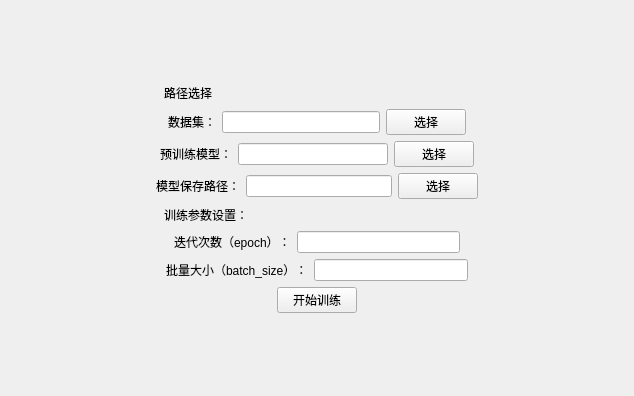
First picture: the form in ui/layout/UI_TrainPage.ui, repository Zdh-501/OCRQt, before the edit.
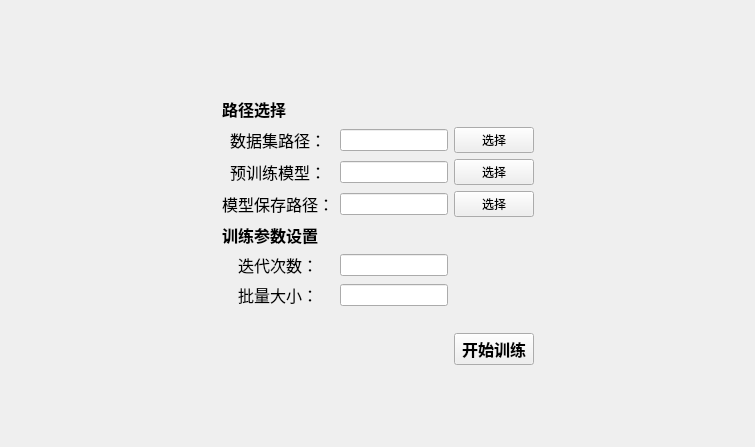
Second picture: the form after the edit.

```diff
--- a/ui/layout/UI_TrainPage.ui
+++ b/ui/layout/UI_TrainPage.ui
@@ -6,15 +6,55 @@
    <rect>
     <x>0</x>
     <y>0</y>
-    <width>634</width>
-    <height>396</height>
+    <width>755</width>
+    <height>447</height>
    </rect>
   </property>
   <property name="windowTitle">
    <string>Form</string>
   </property>
-  <layout class="QVBoxLayout" name="verticalLayout">
-   <item>
+  <layout class="QGridLayout" name="gridLayout_2">
+   <item row="3" column="2">
+    <widget class="QPushButton" name="pushButton_4">
+     <property name="font">
+      <font>
+       <pointsize>12</pointsize>
+       <weight>75</weight>
+       <bold>true</bold>
+      </font>
+     </property>
+     <property name="text">
+      <string>开始训练</string>
+     </property>
+    </widget>
+   </item>
+   <item row="0" column="3">
+    <spacer name="horizontalSpacer_2">
+     <property name="orientation">
+      <enum>Qt::Horizontal</enum>
+     </property>
+     <property name="sizeHint" stdset="0">
+      <size>
+       <width>40</width>
+       <height>20</height>
+      </size>
+     </property>
+    </spacer>
+   </item>
+   <item row="2" column="2">
+    <spacer name="verticalSpacer_3">
+     <property name="orientation">
+      <enum>Qt::Vertical</enum>
+     </property>
+     <property name="sizeHint" stdset="0">
+      <size>
+       <width>20</width>
+       <height>40</height>
+      </size>
+     </property>
+    </spacer>
+   </item>
+   <item row="5" column="2">
     <spacer name="verticalSpacer">
      <property name="orientation">
       <enum>Qt::Vertical</enum>
@@ -22,356 +62,199 @@
      <property name="sizeHint" stdset="0">
       <size>
        <width>20</width>
-       <height>40</height>
+       <height>92</height>
       </size>
      </property>
     </spacer>
    </item>
-   <item>
-    <layout class="QHBoxLayout" name="horizontalLayout_6" stretch="1,1,2">
-     <item>
-      <spacer name="horizontalSpacer">
-       <property name="orientation">
-        <enum>Qt::Horizontal</enum>
-       </property>
-       <property name="sizeHint" stdset="0">
-        <size>
-         <width>40</width>
-         <height>20</height>
-        </size>
-       </property>
-      </spacer>
-     </item>
-     <item>
+   <item row="0" column="2">
+    <spacer name="verticalSpacer_2">
+     <property name="orientation">
+      <enum>Qt::Vertical</enum>
+     </property>
+     <property name="sizeHint" stdset="0">
+      <size>
+       <width>20</width>
+       <height>107</height>
+      </size>
+     </property>
+    </spacer>
+   </item>
+   <item row="0" column="0">
+    <spacer name="horizontalSpacer">
+     <property name="orientation">
+      <enum>Qt::Horizontal</enum>
+     </property>
+     <property name="sizeHint" stdset="0">
+      <size>
+       <width>40</width>
+       <height>20</height>
+      </size>
+     </property>
+    </spacer>
+   </item>
+   <item row="3" column="1">
+    <spacer name="horizontalSpacer_3">
+     <property name="orientation">
+      <enum>Qt::Horizontal</enum>
+     </property>
+     <property name="sizeHint" stdset="0">
+      <size>
+       <width>40</width>
+       <height>20</height>
+      </size>
+     </property>
+    </spacer>
+   </item>
+   <item row="1" column="1" colspan="2">
+    <layout class="QGridLayout" name="gridLayout">
+     <item row="0" column="0">
       <widget class="QLabel" name="label_4">
+       <property name="font">
+        <font>
+         <pointsize>12</pointsize>
+         <weight>75</weight>
+         <bold>true</bold>
+        </font>
+       </property>
        <property name="text">
         <string>路径选择</string>
        </property>
       </widget>
      </item>
-     <item>
-      <spacer name="horizontalSpacer_2">
-       <property name="orientation">
-        <enum>Qt::Horizontal</enum>
+     <item row="6" column="0" colspan="2">
+      <widget class="QLabel" name="label_7">
+       <property name="font">
+        <font>
+         <pointsize>12</pointsize>
+        </font>
        </property>
-       <property name="sizeHint" stdset="0">
-        <size>
-         <width>40</width>
-         <height>20</height>
-        </size>
+       <property name="text">
+        <string>批量大小：</string>
        </property>
-      </spacer>
-     </item>
-    </layout>
-   </item>
-   <item>
-    <layout class="QHBoxLayout" name="horizontalLayout" stretch="0,0,0,0,0">
-     <item>
-      <spacer name="horizontalSpacer_7">
-       <property name="orientation">
-        <enum>Qt::Horizontal</enum>
+       <property name="alignment">
+        <set>Qt::AlignCenter</set>
        </property>
-       <property name="sizeHint" stdset="0">
-        <size>
-         <width>40</width>
-         <height>20</height>
-        </size>
-       </property>
-      </spacer>
+      </widget>
      </item>
-     <item>
-      <widget class="QLabel" name="label">
+     <item row="3" column="3">
+      <widget class="QPushButton" name="pushButton_3">
        <property name="text">
-        <string>数据集：</string>
+        <string>选择</string>
        </property>
       </widget>
      </item>
-     <item>
-      <widget class="QLineEdit" name="lineEdit"/>
-     </item>
-     <item>
-      <widget class="QPushButton" name="pushButton">
+     <item row="2" column="3">
+      <widget class="QPushButton" name="pushButton_2">
        <property name="text">
         <string>选择</string>
        </property>
       </widget>
      </item>
-     <item>
-      <spacer name="horizontalSpacer_8">
-       <property name="orientation">
-        <enum>Qt::Horizontal</enum>
-       </property>
-       <property name="sizeHint" stdset="0">
-        <size>
-         <width>40</width>
-         <height>20</height>
-        </size>
-       </property>
-      </spacer>
+     <item row="2" column="2">
+      <widget class="QLineEdit" name="lineEdit_2"/>
      </item>
-    </layout>
-   </item>
-   <item>
-    <layout class="QHBoxLayout" name="horizontalLayout_2">
-     <item>
-      <spacer name="horizontalSpacer_9">
-       <property name="orientation">
-        <enum>Qt::Horizontal</enum>
-       </property>
-       <property name="sizeHint" stdset="0">
-        <size>
-         <width>40</width>
-         <height>20</height>
-        </size>
-       </property>
-      </spacer>
+     <item row="1" column="2">
+      <widget class="QLineEdit" name="lineEdit_1"/>
      </item>
-     <item>
+     <item row="2" column="0" colspan="2">
       <widget class="QLabel" name="label_2">
+       <property name="font">
+        <font>
+         <pointsize>12</pointsize>
+         <weight>50</weight>
+         <bold>false</bold>
+        </font>
+       </property>
        <property name="text">
         <string>预训练模型：</string>
        </property>
+       <property name="alignment">
+        <set>Qt::AlignCenter</set>
+       </property>
       </widget>
      </item>
-     <item>
-      <widget class="QLineEdit" name="lineEdit_2"/>
-     </item>
-     <item>
-      <widget class="QPushButton" name="pushButton_2">
+     <item row="1" column="3">
+      <widget class="QPushButton" name="pushButton_1">
        <property name="text">
         <string>选择</string>
        </property>
       </widget>
      </item>
-     <item>
-      <spacer name="horizontalSpacer_10">
-       <property name="orientation">
-        <enum>Qt::Horizontal</enum>
-       </property>
-       <property name="sizeHint" stdset="0">
-        <size>
-         <width>40</width>
-         <height>20</height>
-        </size>
-       </property>
-      </spacer>
-     </item>
-    </layout>
-   </item>
-   <item>
-    <layout class="QHBoxLayout" name="horizontalLayout_3">
-     <item>
-      <spacer name="horizontalSpacer_11">
-       <property name="orientation">
-        <enum>Qt::Horizontal</enum>
-       </property>
-       <property name="sizeHint" stdset="0">
-        <size>
-         <width>40</width>
-         <height>20</height>
-        </size>
-       </property>
-      </spacer>
-     </item>
-     <item>
-      <widget class="QLabel" name="label_3">
-       <property name="text">
-        <string>模型保存路径：</string>
-       </property>
-      </widget>
-     </item>
-     <item>
+     <item row="3" column="2">
       <widget class="QLineEdit" name="lineEdit_3"/>
      </item>
-     <item>
-      <widget class="QPushButton" name="pushButton_3">
-       <property name="text">
-        <string>选择</string>
-       </property>
-      </widget>
-     </item>
-     <item>
-      <spacer name="horizontalSpacer_12">
-       <property name="orientation">
-        <enum>Qt::Horizontal</enum>
-       </property>
-       <property name="sizeHint" stdset="0">
-        <size>
-         <width>40</width>
-         <height>20</height>
-        </size>
-       </property>
-      </spacer>
-     </item>
-    </layout>
-   </item>
-   <item>
-    <layout class="QHBoxLayout" name="horizontalLayout_7" stretch="1,1,2">
-     <item>
-      <spacer name="horizontalSpacer_4">
-       <property name="orientation">
-        <enum>Qt::Horizontal</enum>
-       </property>
-       <property name="sizeHint" stdset="0">
-        <size>
-         <width>40</width>
-         <height>20</height>
-        </size>
-       </property>
-      </spacer>
-     </item>
-     <item>
+     <item row="4" column="0">
       <widget class="QLabel" name="label_5">
+       <property name="font">
+        <font>
+         <pointsize>12</pointsize>
+         <weight>75</weight>
+         <bold>true</bold>
+        </font>
+       </property>
        <property name="text">
-        <string>训练参数设置：</string>
+        <string>训练参数设置</string>
        </property>
       </widget>
      </item>
-     <item>
-      <spacer name="horizontalSpacer_3">
-       <property name="orientation">
-        <enum>Qt::Horizontal</enum>
-       </property>
-       <property name="sizeHint" stdset="0">
-        <size>
-         <width>40</width>
-         <height>20</height>
-        </size>
-       </property>
-      </spacer>
+     <item row="6" column="2">
+      <widget class="QLineEdit" name="lineEdit_5"/>
      </item>
-    </layout>
-   </item>
-   <item>
-    <layout class="QHBoxLayout" name="horizontalLayout_4">
-     <item>
-      <spacer name="horizontalSpacer_13">
-       <property name="orientation">
-        <enum>Qt::Horizontal</enum>
+     <item row="1" column="0" colspan="2">
+      <widget class="QLabel" name="label_1">
+       <property name="font">
+        <font>
+         <pointsize>12</pointsize>
+         <weight>50</weight>
+         <bold>false</bold>
+        </font>
        </property>
-       <property name="sizeHint" stdset="0">
-        <size>
-         <width>40</width>
-         <height>20</height>
-        </size>
+       <property name="text">
+        <string>数据集路径：</string>
        </property>
-      </spacer>
+       <property name="alignment">
+        <set>Qt::AlignCenter</set>
+       </property>
+      </widget>
      </item>
-     <item>
+     <item row="5" column="0" colspan="2">
       <widget class="QLabel" name="label_6">
+       <property name="font">
+        <font>
+         <pointsize>12</pointsize>
+        </font>
+       </property>
        <property name="text">
-        <string>迭代次数（epoch）：</string>
+        <string>迭代次数：</string>
+       </property>
+       <property name="alignment">
+        <set>Qt::AlignCenter</set>
        </property>
       </widget>
      </item>
-     <item>
+     <item row="5" column="2">
       <widget class="QLineEdit" name="lineEdit_4"/>
      </item>
-     <item>
-      <spacer name="horizontalSpacer_14">
-       <property name="orientation">
-        <enum>Qt::Horizontal</enum>
+     <item row="3" column="0" colspan="2">
+      <widget class="QLabel" name="label_3">
+       <property name="font">
+        <font>
+         <pointsize>12</pointsize>
+         <weight>50</weight>
+         <bold>false</bold>
+        </font>
        </property>
-       <property name="sizeHint" stdset="0">
-        <size>
-         <width>40</width>
-         <height>20</height>
-        </size>
-       </property>
-      </spacer>
-     </item>
-    </layout>
-   </item>
-   <item>
-    <layout class="QHBoxLayout" name="horizontalLayout_5">
-     <item>
-      <spacer name="horizontalSpacer_15">
-       <property name="orientation">
-        <enum>Qt::Horizontal</enum>
-       </property>
-       <property name="sizeHint" stdset="0">
-        <size>
-         <width>40</width>
-         <height>20</height>
-        </size>
-       </property>
-      </spacer>
-     </item>
-     <item>
-      <widget class="QLabel" name="label_7">
        <property name="text">
-        <string>批量大小（batch_size）：</string>
+        <string>模型保存路径：</string>
        </property>
-      </widget>
-     </item>
-     <item>
-      <widget class="QLineEdit" name="lineEdit_5"/>
-     </item>
-     <item>
-      <spacer name="horizontalSpacer_16">
-       <property name="orientation">
-        <enum>Qt::Horizontal</enum>
+       <property name="alignment">
+        <set>Qt::AlignCenter</set>
        </property>
-       <property name="sizeHint" stdset="0">
-        <size>
-         <width>40</width>
-         <height>20</height>
-        </size>
-       </property>
-      </spacer>
-     </item>
-    </layout>
-   </item>
-   <item>
-    <layout class="QHBoxLayout" name="horizontalLayout_8">
-     <item>
-      <spacer name="horizontalSpacer_5">
-       <property name="orientation">
-        <enum>Qt::Horizontal</enum>
-       </property>
-       <property name="sizeHint" stdset="0">
-        <size>
-         <width>40</width>
-         <height>20</height>
-        </size>
-       </property>
-      </spacer>
-     </item>
-     <item>
-      <widget class="QPushButton" name="pushButton_4">
-       <property name="text">
-        <string>开始训练</string>
-       </property>
       </widget>
      </item>
-     <item>
-      <spacer name="horizontalSpacer_6">
-       <property name="orientation">
-        <enum>Qt::Horizontal</enum>
-       </property>
-       <property name="sizeHint" stdset="0">
-        <size>
-         <width>40</width>
-         <height>20</height>
-        </size>
-       </property>
-      </spacer>
-     </item>
     </layout>
    </item>
-   <item>
-    <spacer name="verticalSpacer_2">
-     <property name="orientation">
-      <enum>Qt::Vertical</enum>
-     </property>
-     <property name="sizeHint" stdset="0">
-      <size>
-       <width>20</width>
-       <height>40</height>
-      </size>
-     </property>
-    </spacer>
-   </item>
   </layout>
  </widget>
  <resources/>
```
